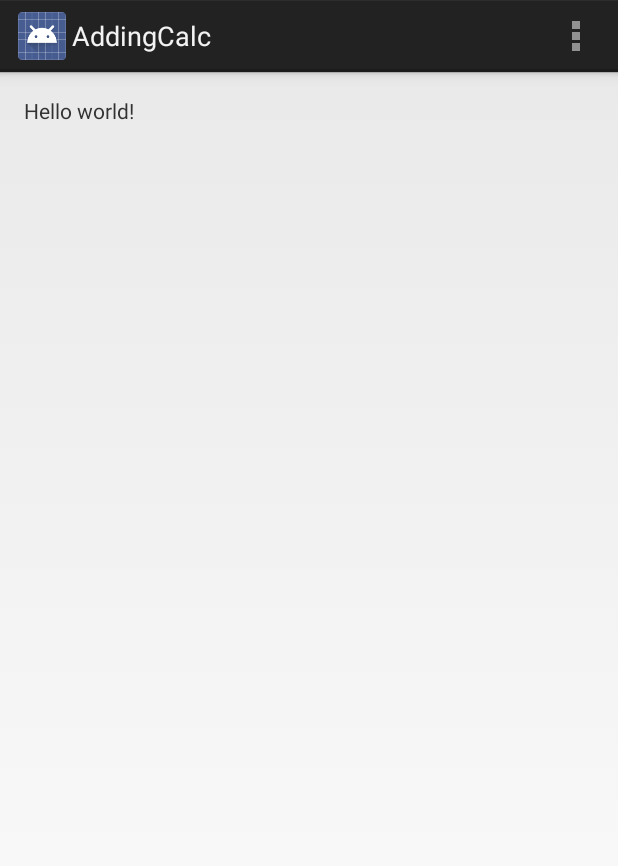
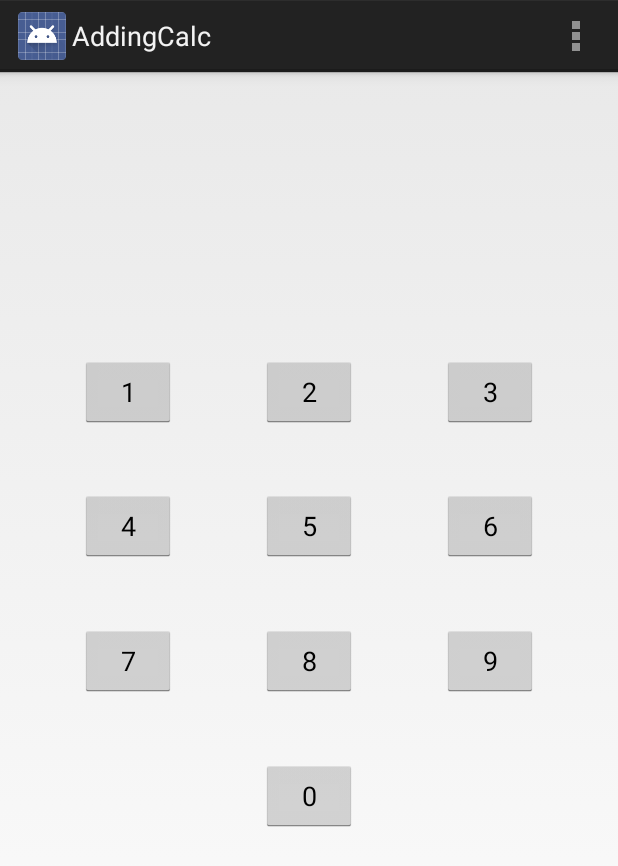
Before and after one commit to devChuk/Playing_With_Code, an Android app: the screen it shows after launch (iCalc), on a phone screen of 412 x 824 dp. Shown: the top 866 px of the screen. Run offline under Robolectric (Android 15) with nearby library versions, the phone set to English and light mode, and no system bars.

Commit message:
added buttons

```diff
--- a/Android/AddingCalc/app/src/main/res/layout/activity_i_calc.xml
+++ b/Android/AddingCalc/app/src/main/res/layout/activity_i_calc.xml
@@ -8,9 +8,89 @@
     android:paddingBottom="@dimen/activity_vertical_margin"
     tools:context=".iCalc">
 
-    <TextView
-        android:text="@string/hello_world"
+    <Button
         android:layout_width="wrap_content"
-        android:layout_height="wrap_content" />
+        android:layout_height="wrap_content"
+        android:text="1"
+        android:id="@+id/button"
+        android:layout_marginLeft="37dp"
+        android:layout_marginTop="173dp"
+        android:layout_alignParentTop="true"
+        android:layout_alignParentStart="true" />
 
+    <Button
+        android:layout_width="wrap_content"
+        android:layout_height="wrap_content"
+        android:text="2"
+        android:id="@+id/button2"
+        android:layout_alignBottom="@+id/button"
+        android:layout_centerHorizontal="true" />
+
+    <Button
+        android:layout_width="wrap_content"
+        android:layout_height="wrap_content"
+        android:text="3"
+        android:id="@+id/button3"
+        android:layout_marginRight="37dp"
+        android:layout_alignTop="@+id/button2"
+        android:layout_alignParentEnd="true" />
+
+    <Button
+        android:layout_width="wrap_content"
+        android:layout_height="wrap_content"
+        android:text="4"
+        android:id="@+id/button4"
+        android:layout_marginTop="41dp"
+        android:layout_below="@+id/button"
+        android:layout_alignStart="@+id/button" />
+
+    <Button
+        android:layout_width="wrap_content"
+        android:layout_height="wrap_content"
+        android:text="5"
+        android:id="@+id/button5"
+        android:layout_alignBottom="@+id/button4"
+        android:layout_alignStart="@+id/button2" />
+
+    <Button
+        android:layout_width="wrap_content"
+        android:layout_height="wrap_content"
+        android:text="6"
+        android:id="@+id/button6"
+        android:layout_alignBottom="@+id/button5"
+        android:layout_alignStart="@+id/button3" />
+
+    <Button
+        android:layout_width="wrap_content"
+        android:layout_height="wrap_content"
+        android:text="7"
+        android:id="@+id/button7"
+        android:layout_below="@+id/button4"
+        android:layout_alignStart="@+id/button4"
+        android:layout_marginTop="42dp" />
+
+    <Button
+        android:layout_width="wrap_content"
+        android:layout_height="wrap_content"
+        android:text="8"
+        android:id="@+id/button8"
+        android:layout_alignBottom="@+id/button7"
+        android:layout_alignStart="@+id/button5" />
+
+    <Button
+        android:layout_width="wrap_content"
+        android:layout_height="wrap_content"
+        android:text="9"
+        android:id="@+id/button9"
+        android:layout_alignBottom="@+id/button8"
+        android:layout_alignStart="@+id/button6" />
+
+    <Button
+        android:layout_width="wrap_content"
+        android:layout_height="wrap_content"
+        android:text="0"
+        android:id="@+id/button10"
+        android:layout_below="@+id/button8"
+        android:layout_alignStart="@+id/button8"
+        android:layout_marginTop="42dp" />
 </RelativeLayout>
```
Also changed, not shown: 1 other file.
